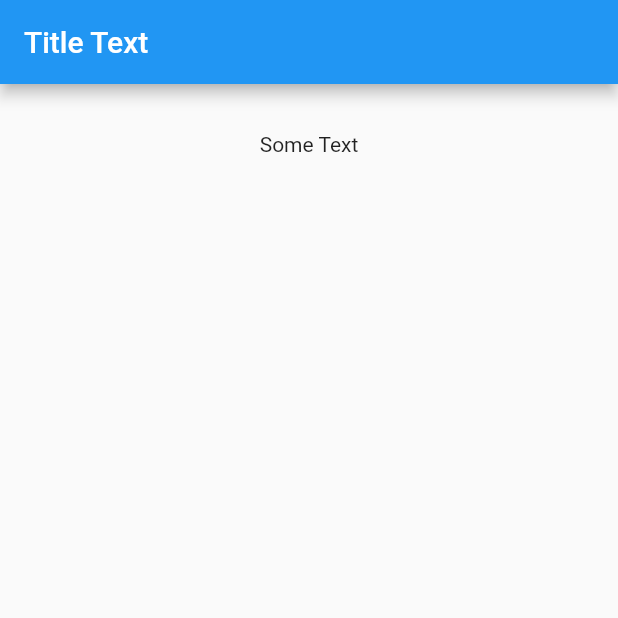
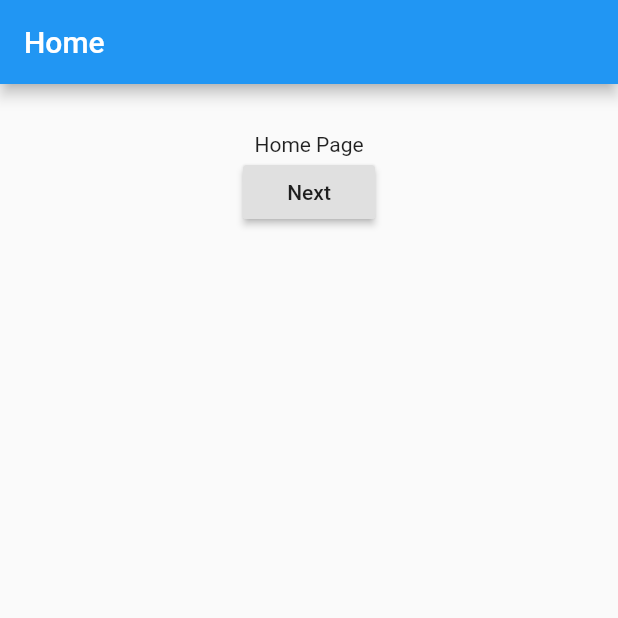
Before and after one commit to jesselima/flutter_app, a Flutter app: the screen it shows after launch, on a phone screen of 412 x 824 dp, the top half of it. Run offline on Flutter 3.47's test engine with Material 2 defaults, Android fonts, the phone set to English and light mode, and no system bars.

Commit message:
Navigation - App routes with pushNamed.

```diff
--- a/lib/main.dart
+++ b/lib/main.dart
@@ -1,38 +1,26 @@
 import 'package:flutter/material.dart';
 
-void main() => runApp(
-    new MaterialApp(
-      home: MyApp()
-    )
-);
+import './screens/home.dart';
+import './screens/second.dart';
+import './screens/third.dart';
 
-class MyApp extends StatefulWidget {
+void main() => runApp(MyApp());
 
-  @override
-  _State createState() => new _State();
-}
-
-class _State extends State<MyApp> {
-
+class MyApp extends StatelessWidget {
 
   @override
   Widget build(BuildContext context) {
 
-    return new Scaffold(
-      appBar: AppBar(
-        title: Text("Title Text"),
-      ),
-      body: Container(
-        padding: EdgeInsets.all(32.0),
-        child: Center(
-          child: Column(
-            children: <Widget>[
-              Text("Some Text"),
-            ],
-          ),
-        ),
-      ),
+    return MaterialApp(
+      title: "Navigation",
+      routes: <String, WidgetBuilder> {
+        // All available pages goes here
+        "/Home": (BuildContext context) => Home(),
+        "/Second": (BuildContext context) => Second(),
+        "/Third": (BuildContext context) => Third(),
+      },
+      home: Home(), // First page to display
     );
+
   }
-
 }
--- /dev/null
+++ b/lib/screens/home.dart
@@ -0,0 +1,54 @@
+import 'package:flutter/material.dart';
+
+void main() => runApp(
+    new MaterialApp(
+      home: Home()
+    )
+);
+
+// TODO declare final global objects here
+
+class Home extends StatefulWidget {
+  @override
+  _Home createState() => new _Home();
+}
+
+class _Home extends State<Home> {
+
+  // TODO Declare state objects here
+
+  @override
+  void initState() {
+    super.initState();
+    // TODO implement state here
+
+  }
+
+  void _onClick(){
+    setState(() {
+
+    });
+  }
+
+  @override
+  Widget build(BuildContext context) {
+
+    return new Scaffold(
+      appBar: AppBar(
+        title: Text("Home"),
+      ),
+      body: Container(
+        padding: EdgeInsets.all(32.0),
+        child: Center(
+          child: Column(
+            children: <Widget>[
+              Text("Home Page"),
+              RaisedButton(onPressed: (){ Navigator.of(context).pushNamed("/Second"); }, child: Text("Next") )
+            ],
+          ),
+        ),
+      ),
+    );
+  }
+
+}
```
Also changed, not shown: lib/screens/second.dart (added, +55 -0 lines), lib/screens/third.dart (added, +55 -0 lines).
